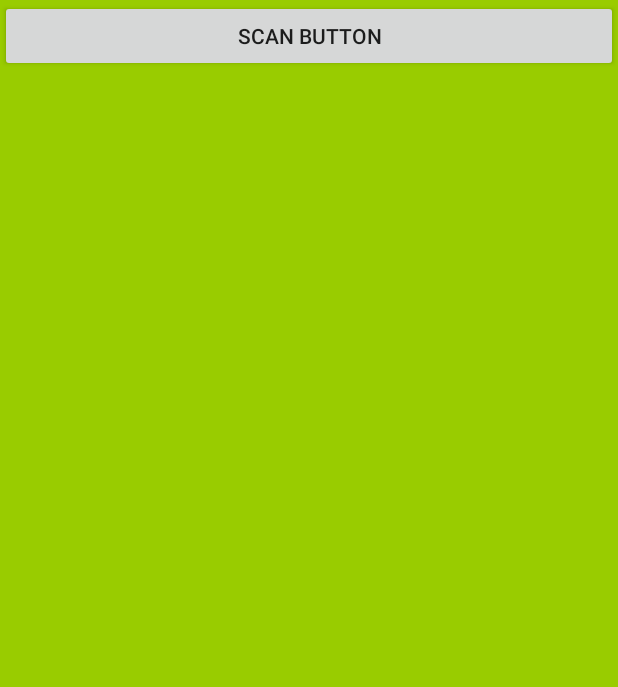
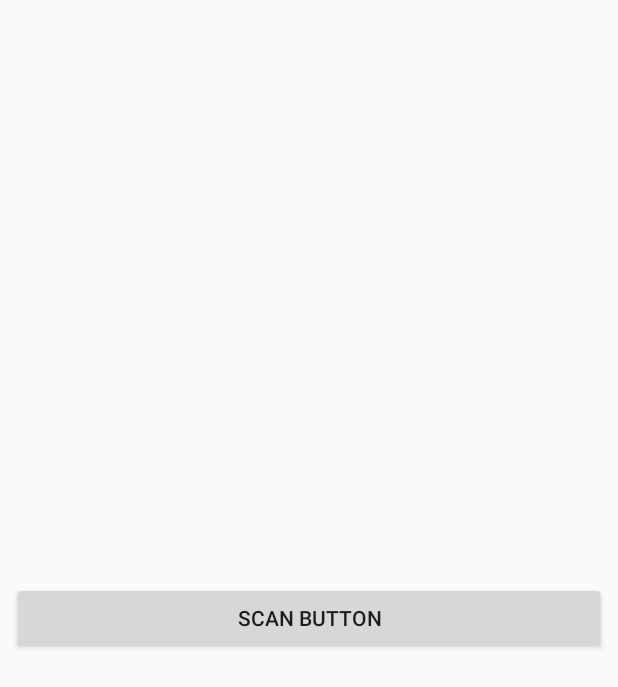
Before and after one commit to rtodd001/Enviramend, an Android app: the layout activity_main.xml on its own in the app's theme, with its tools: preview values and no code run, on a phone screen of 412 x 824 dp. Shown: the top 687 px of the screen. Run offline under Robolectric (Android 15) with nearby library versions, the phone set to English and light mode, and no system bars.

Commit message:
Compatibility checks

```diff
--- a/app/src/main/AndroidManifest.xml
+++ b/app/src/main/AndroidManifest.xml
@@ -9,6 +9,7 @@
         android:roundIcon="@mipmap/ic_launcher_round"
         android:supportsRtl="true"
         android:theme="@style/AppTheme">
+        <activity android:name=".BarcodeScan"></activity>
         <activity android:name=".MainActivity">
             <intent-filter>
                 <action android:name="android.intent.action.MAIN" />
--- a/app/src/main/res/layout/activity_main.xml
+++ b/app/src/main/res/layout/activity_main.xml
@@ -9,20 +9,28 @@
 
     <Button
         android:id="@+id/scanBtn"
-        android:layout_weight="1"
         android:layout_width="match_parent"
         android:layout_height="wrap_content"
+        android:layout_marginStart="8dp"
+        android:layout_marginEnd="8dp"
+        android:layout_weight="1"
         android:text="scan Button"
-        tools:layout_editor_absoluteX="140dp"
-        tools:layout_editor_absoluteY="329dp" />
+        app:layout_constraintBottom_toBottomOf="parent"
+        app:layout_constraintEnd_toEndOf="parent"
+        app:layout_constraintStart_toStartOf="parent"
+        app:layout_constraintTop_toTopOf="parent" />
 
 
-    <ImageView
+   <!-- <ImageView
         android:id="@+id/imageView"
-        android:layout_weight="9"
         android:layout_width="match_parent"
         android:layout_height="fill_parent"
-        app:srcCompat="@android:color/holo_green_light"
-        tools:layout_editor_absoluteX="125dp"
-        tools:layout_editor_absoluteY="192dp" />
+        android:layout_marginStart="8dp"
+        android:layout_marginEnd="8dp"
+        android:layout_weight="9"
+        app:layout_constraintBottom_toBottomOf="@+id/scanBtn"
+        app:layout_constraintEnd_toEndOf="parent"
+        app:layout_constraintStart_toStartOf="parent"
+        app:layout_constraintTop_toTopOf="@+id/scanBtn"
+        app:srcCompat="@android:color/holo_green_light" />-->
 </android.support.constraint.ConstraintLayout>
```
Also changed, not shown: app/src/main/java/Citrus/enviramend/BarcodeScan.java (added, +45 -0 lines), app/src/main/java/Citrus/enviramend/MainActivity.java (+5 -3 lines), app/src/main/res/layout/activity_barcode_scan.xml (added, +9 -0 lines).
